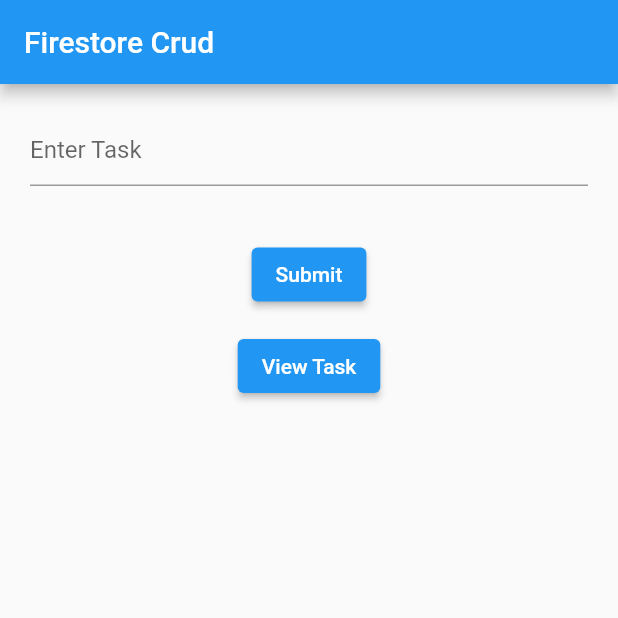
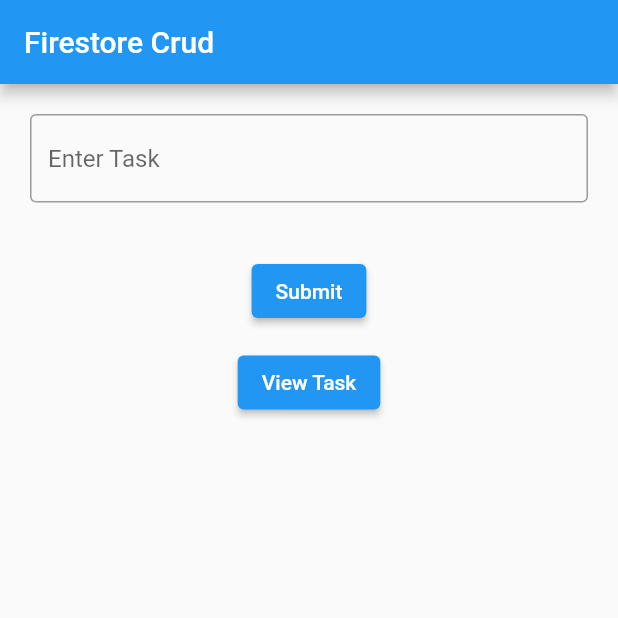
Before and after one commit to gabrialprince/Flutter_Firebase_CRUD_Operation, a Flutter app: the screen it shows after launch, on a phone screen of 412 x 824 dp, the top half of it. Run offline on Flutter 3.47's test engine with Material 2 defaults, Android fonts, the phone set to English and light mode, and no system bars; our stand-ins replace cloud_firestore, firebase_core; accounts and stored records are empty.

Commit message:
some change

```diff
--- a/lib/screens/home_screen.dart
+++ b/lib/screens/home_screen.dart
@@ -47,7 +47,10 @@
                   padding: const EdgeInsets.all(20),
                   child: TextFormField(
                     controller: _taskController,
-                    decoration: const InputDecoration(hintText: "Enter Task"),
+                    decoration: const InputDecoration(
+                        border: OutlineInputBorder(
+                            borderSide: BorderSide(color: Colors.blue)),
+                        hintText: "Enter Task"),
                     validator: (String? value) {
                       if (value != null && value.isEmpty) {
                         return "Enter Task";
```
